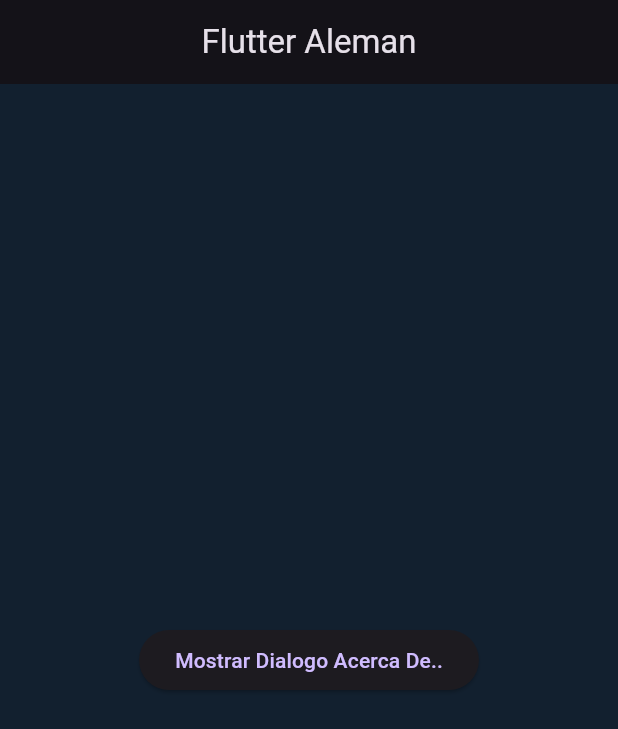
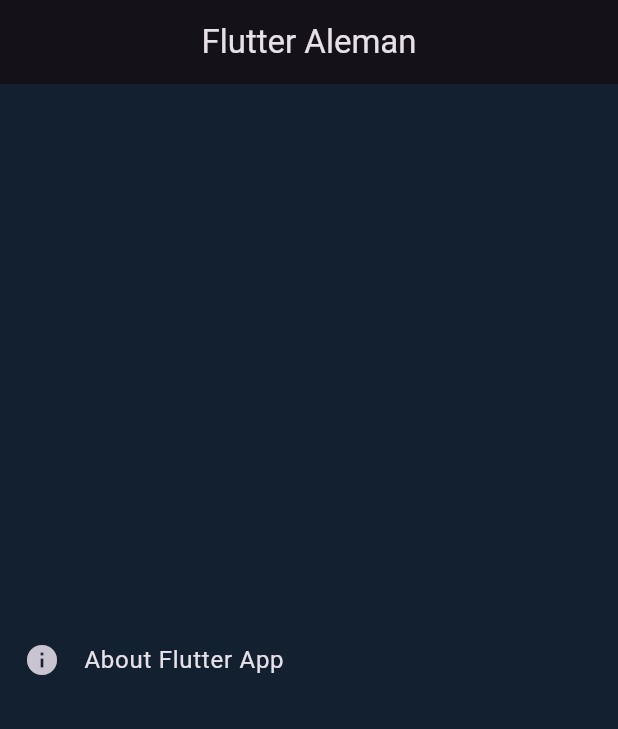
Before and after one commit to VictorAlemanHidalgo/CursoFlutter1123, a Flutter app: the screen it shows after launch, on a phone screen of 412 x 824 dp. Shown: the top 729 px of the screen. Run offline on Flutter 3.47's test engine with Material 3 defaults, Android fonts, the phone set to English and light mode, and no system bars.

```diff
--- a/lib/main.dart
+++ b/lib/main.dart
@@ -1,6 +1,7 @@
 import 'package:flutter/material.dart';
 import 'package:AlemanCurso/mi_widgets/mi_tarjeta.dart';
 import 'package:AlemanCurso/mi_widgets/dialogo_acerca_de.dart';
+import 'package:AlemanCurso/mi_widgets/titulo_de_lista.dart';
 
 const Color darkBlue = Color(0xFF12202F);
 
@@ -21,7 +22,8 @@ class MiTarjeta extends StatelessWidget {
           centerTitle: true,
         ),
         //body: const LaTarjeta(),
-        body: const DialogoAcercaDe(),
+        //body: const DialogoAcercaDe(),
+        body: const TituloDeLista(),
       ),
     );
   }
--- /dev/null
+++ b/lib/mi_widgets/titulo_de_lista.dart
@@ -0,0 +1,22 @@
+import 'package:flutter/material.dart';
+
+//! AboutListTile
+class TituloDeLista extends StatelessWidget {
+  const TituloDeLista({Key? key}) : super(key: key);
+
+  @override
+  Widget build(BuildContext context) {
+    return const Center(
+      child: AboutListTile(
+        icon: Icon(Icons.info),
+        applicationIcon: FlutterLogo(),
+        applicationLegalese: 'Legal',
+        applicationName: 'Flutter App',
+        applicationVersion: 'version 1.0.0',
+        aboutBoxChildren: [
+          Text('Este texto es creado por Lista'),
+        ],
+      ),
+    );
+  }
+}
```
Also changed, not shown: z_recursos/list_title.jpg (added), z_recursos/list_titles.jpg (added), 1 other file.
